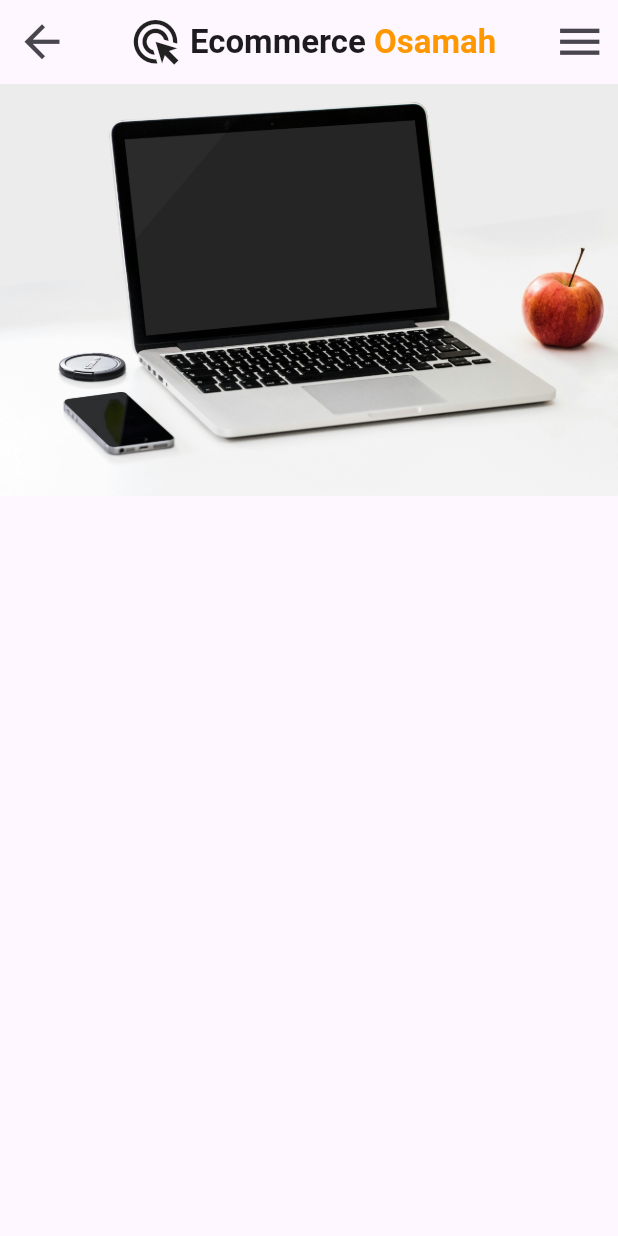
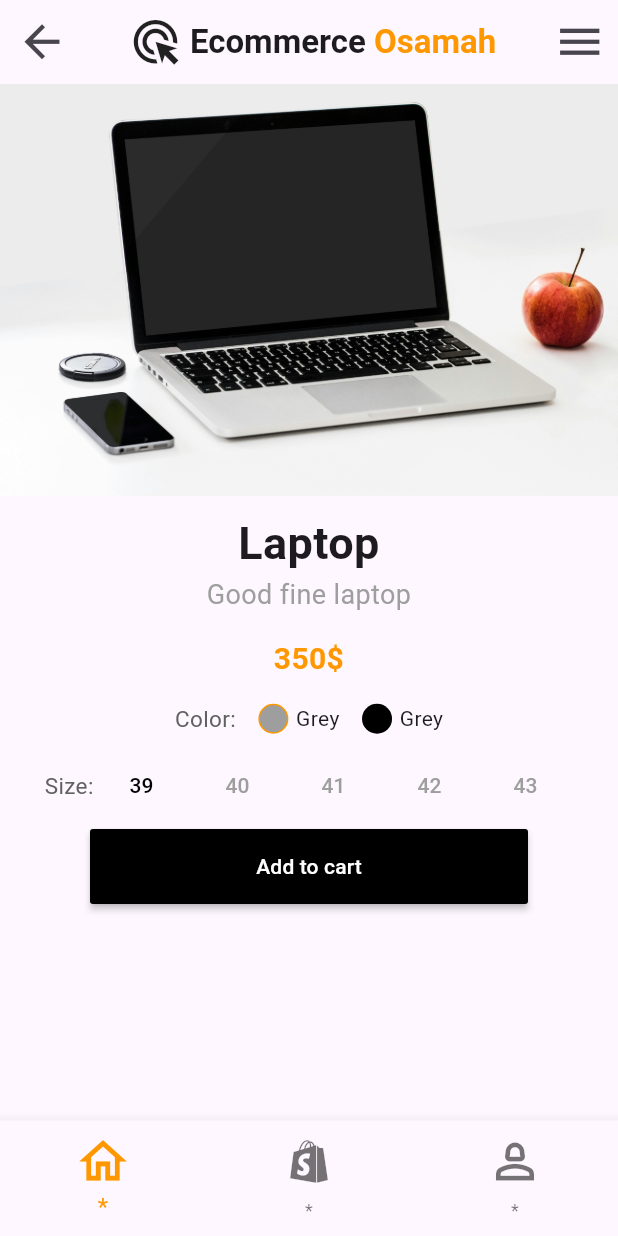
Before and after one commit to NAWR9/EcommerceUi, a Flutter app: the screen it shows after launch, after a tap on "Laptop", on a phone screen of 412 x 824 dp. Run offline on Flutter 3.47's test engine with Material 3 defaults, Android fonts, the phone set to English and light mode, and no system bars.

Commit message:
Completed the details page

```diff
--- a/lib/details.dart
+++ b/lib/details.dart
@@ -9,14 +9,31 @@ class itemDetails extends StatefulWidget {
 }
 
 class _itemDetailsState extends State<itemDetails> {
+  TextStyle col = TextStyle(color: Colors.black);
+  TextStyle col2 = TextStyle(color: Colors.grey);
+  TextStyle? temp;
+
   @override
   Widget build(BuildContext context) {
     return Scaffold(
+      bottomNavigationBar: BottomNavigationBar(
+          selectedLabelStyle: const TextStyle(fontSize: 16),
+          selectedItemColor: Colors.orange,
+          iconSize: 38,
+          items: const [
+            BottomNavigationBarItem(
+                icon: Icon(Icons.home_outlined), label: "*"),
+            BottomNavigationBarItem(
+                icon: Icon(Icons.shopify_outlined), label: "*"),
+            BottomNavigationBarItem(
+                icon: Icon(Icons.person_2_outlined), label: "*")
+          ]),
       endDrawer: Drawer(),
       appBar: AppBar(
         iconTheme: IconThemeData(size: 35),
         centerTitle: true,
-        title: Row(mainAxisAlignment: MainAxisAlignment.center, children: [
+        title:
+            const Row(mainAxisAlignment: MainAxisAlignment.center, children: [
           Icon(Icons.ads_click),
           Text(
             " Ecommerce ",
@@ -29,7 +46,123 @@ class _itemDetailsState extends State<itemDetails> {
         ]),
       ),
       body: ListView(
-        children: [Image.asset(widget.data["image"])],
+        children: [
+          Container(
+              color: Colors.grey[200],
+              child: Image.asset(widget.data["image"])),
+          SizedBox(
+            height: 10,
+          ),
+          Text(
+            widget.data["title"],
+            style: TextStyle(
+              fontWeight: FontWeight.bold,
+              fontSize: 30,
+            ),
+            textAlign: TextAlign.center,
+          ),
+          Text(
+            widget.data["description"],
+            style: const TextStyle(fontSize: 18, color: Colors.grey),
+            textAlign: TextAlign.center,
+          ),
+          SizedBox(
+            height: 15,
+          ),
+          Text(
+            widget.data["price"],
+            style: const TextStyle(
+                fontSize: 20,
+                color: Colors.orange,
+                fontWeight: FontWeight.bold),
+            textAlign: TextAlign.center,
+          ),
+          SizedBox(
+            height: 15,
+          ),
+          Row(
+            mainAxisAlignment: MainAxisAlignment.center,
+            children: [
+              Text(
+                "Color:",
+                style: TextStyle(color: Colors.grey[700], fontSize: 15),
+              ),
+              Container(
+                  margin: EdgeInsets.only(left: 15, right: 5),
+                  width: 20,
+                  height: 20,
+                  decoration: BoxDecoration(
+                      border: Border.all(color: Colors.orange),
+                      borderRadius: BorderRadius.circular(20),
+                      color: Colors.grey)),
+              Text("Grey"),
+              Container(
+                margin: EdgeInsets.only(left: 15, right: 5),
+                width: 20,
+                height: 20,
+                decoration: BoxDecoration(
+                    borderRadius: BorderRadius.circular(20),
+                    color: Colors.black),
+              ),
+              Text("Grey"),
+            ],
+          ),
+          const SizedBox(
+            height: 10,
+          ),
+          Row(mainAxisAlignment: MainAxisAlignment.center, children: [
+            Text(
+              "Size:",
+              style: TextStyle(color: Colors.grey[700], fontSize: 15),
+            ),
+            TextButton(
+                onPressed: () {
+                  setState(() {
+                    temp = col;
+                    col = col2;
+                    col2 = temp!;
+                  });
+                },
+                child: Text(
+                  "39",
+                  style: col,
+                )),
+            TextButton(
+                onPressed: () {},
+                child: Text(
+                  "40",
+                  style: TextStyle(color: Colors.grey),
+                )),
+            TextButton(
+                onPressed: () {},
+                child: Text(
+                  "41",
+                  style: TextStyle(color: Colors.grey),
+                )),
+            TextButton(
+                onPressed: () {},
+                child: Text(
+                  "42",
+                  style: TextStyle(color: Colors.grey),
+                )),
+            TextButton(
+                onPressed: () {},
+                child: Text(
+                  "43",
+                  style: TextStyle(color: Colors.grey),
+                )),
+          ]),
+          Container(
+            margin: EdgeInsets.symmetric(horizontal: 60, vertical: 5),
+            child: MaterialButton(
+              height: 50,
+              color: Colors.black,
+              textColor: Colors.white,
+              onPressed: () {},
+              child: Text("Add to cart"),
+            ),
+          )
+        ],
       ),
     );
   }
```
